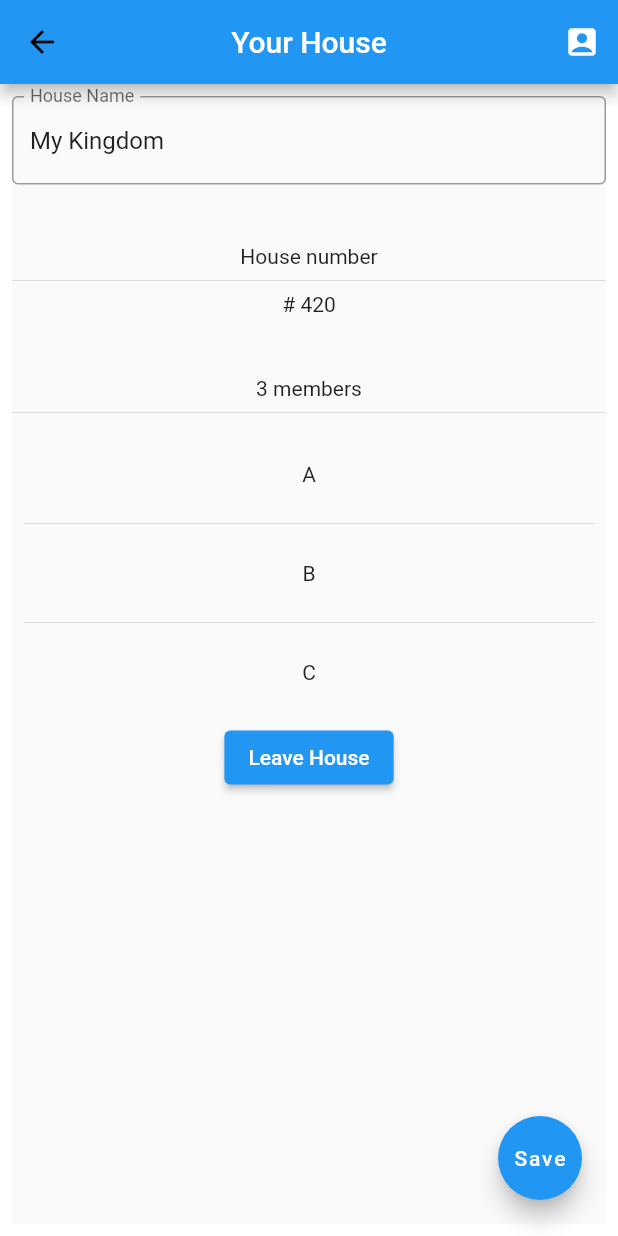
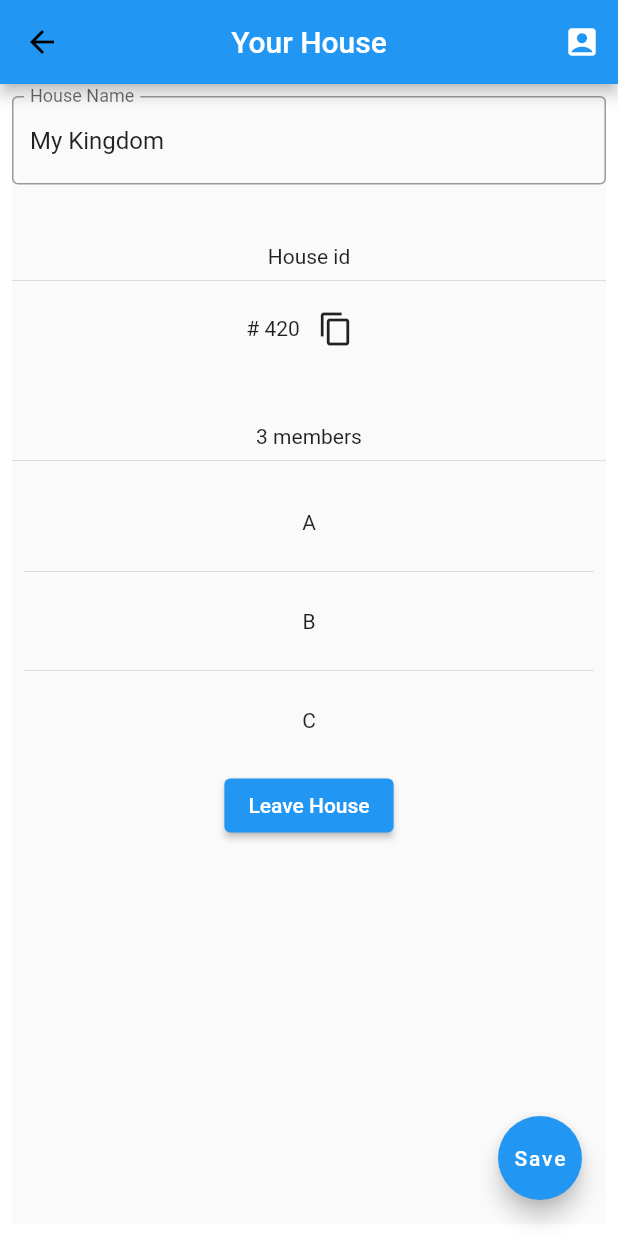
Before and after one commit to TimMaasGeesteranus/group42, a Flutter app: the MyHouseWidget screen opened directly, on a phone screen of 412 x 824 dp. Run offline on Flutter 3.47's test engine with Material 2 defaults, Android fonts, the phone set to English and light mode, and no system bars; our stand-ins replace animated_theme_switcher, flutter_login, shared_preferences, syncfusion_flutter_calendar; accounts and stored records are empty.

Commit message:
Added copy button and start with context menu of members

```diff
--- a/Frontend/lib/views/my_house.dart
+++ b/Frontend/lib/views/my_house.dart
@@ -1,4 +1,5 @@
 import 'package:flutter/material.dart';
+import 'package:flutter/services.dart';
 import 'package:shared_preferences/shared_preferences.dart';
 
 import '../util/ho_pla_scaffold.dart';
@@ -14,6 +15,8 @@ class _MyHouseWidgetState extends State<MyHouseWidget> {
   TextEditingController nameController = TextEditingController();
 
   final List<String> usernames = <String>['A', 'B', 'C']; //Dummy usernames
+  final int houseid = 420;
+
   static const double SIZEDBOXHEIGHT = 40;
 
   @override
@@ -38,9 +41,14 @@ class _MyHouseWidgetState extends State<MyHouseWidget> {
                     ),
                   ),
                   const SizedBox(height: SIZEDBOXHEIGHT,),
-                  const Text("House number"),
+                  const Text("House id"),
                   const Divider(),
-                  const Text("#\t" "420"), //TODO insert houseid here
+                  Row(
+                    mainAxisAlignment: MainAxisAlignment.center,
+                    children: [
+                    Text("#\t$houseid" ), //TODO insert houseid here
+                    IconButton(onPressed: OnCopyClicked, icon: const Icon(Icons.copy))
+                  ],),
                   const SizedBox(height: SIZEDBOXHEIGHT,),
                   Text("${usernames.length} members"),
                   const Divider(),
@@ -48,10 +56,16 @@ class _MyHouseWidgetState extends State<MyHouseWidget> {
                     padding: const EdgeInsets.all(8),
                     shrinkWrap: true,
                     itemBuilder: (BuildContext context, int index) {
-                      return Container(
-                        height: 50,
-                        child: Center(child: Text(usernames[index])),
-                      );
+                      return GestureDetector(
+                        onLongPress: OnLongPressMember,
+                        child: PopupMenuButton(
+
+                          itemBuilder: (context) {
+                            return <PopupMenuItem>[const PopupMenuItem(child: Text("Delete"))];},
+                          child: Container(
+                            height: 50,
+                            child: Center(child: Text(usernames[index])),
+                        )));
                     },
                     separatorBuilder: (BuildContext context, int index) =>
                         const Divider(),
@@ -78,4 +92,12 @@ class _MyHouseWidgetState extends State<MyHouseWidget> {
   OnSaveClicked() {
     return;
   }
+
+  OnCopyClicked() async {
+    await Clipboard.setData(ClipboardData(text: houseid.toString()));
+  }
+
+  OnLongPressMember() {
+    return;
+  }
 }
```
